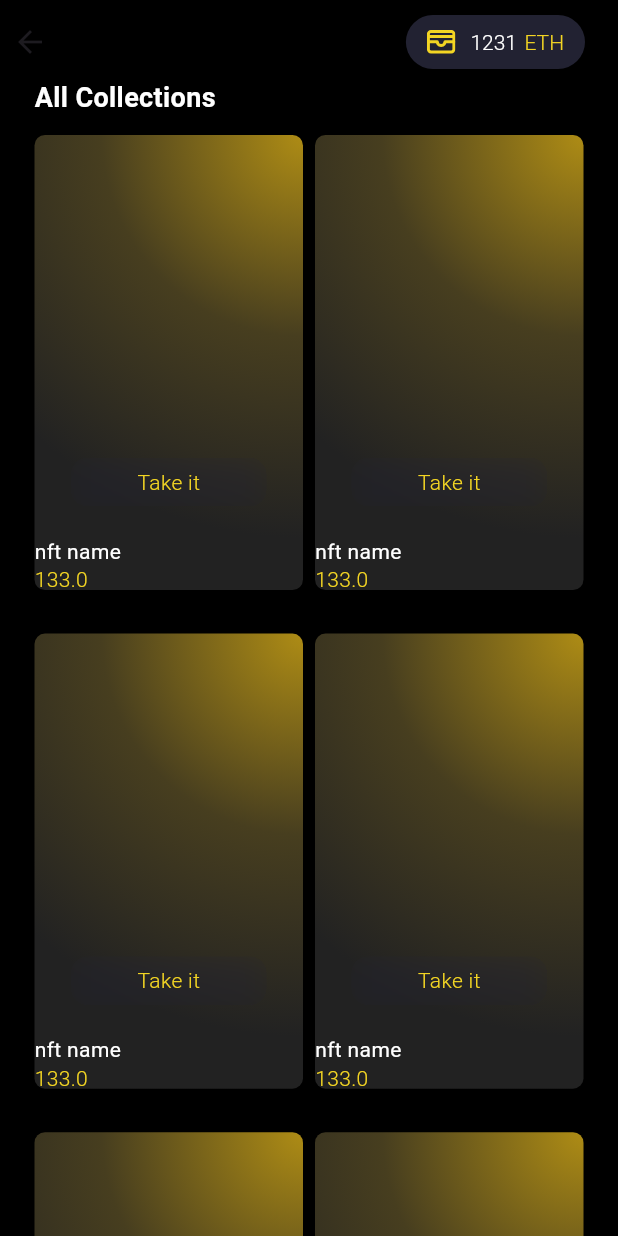
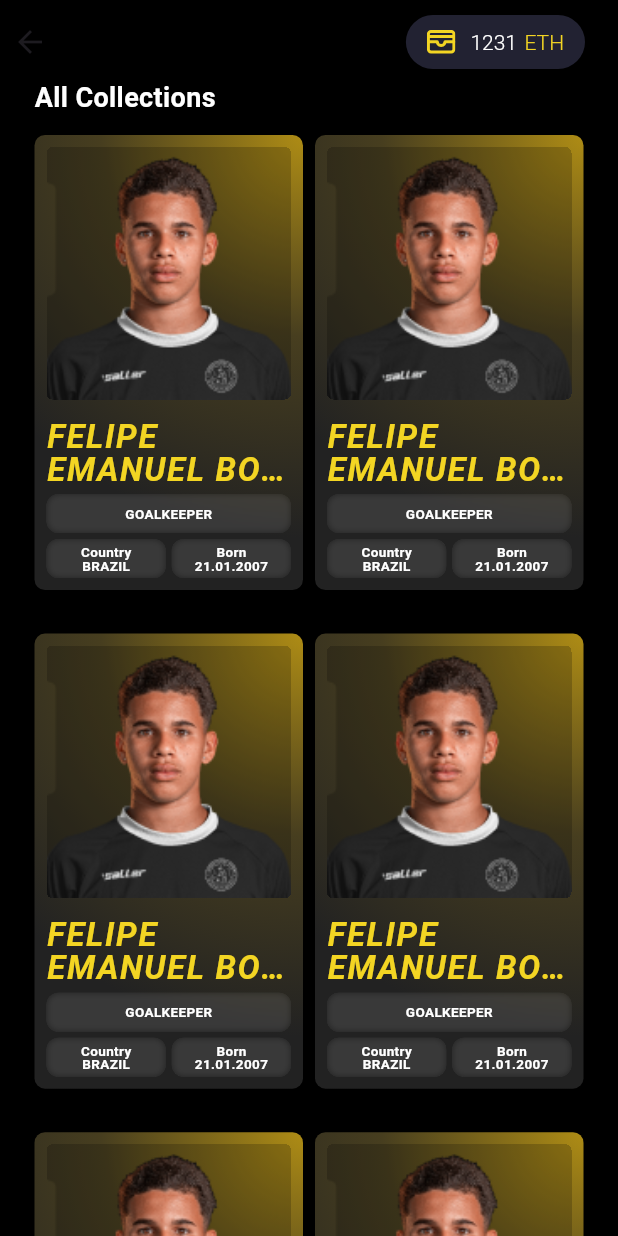
Before and after one commit to Jason1258t/BCSports-mobile, a Flutter app: the MarketScreen screen opened by its route, on a phone screen of 412 x 824 dp. Run offline on Flutter 3.47's test engine with Material 3 defaults, Android fonts, the phone set to English and light mode, and no system bars; our stand-ins replace bloc, firebase_auth, firebase_core, flutter_bloc, flutter_svg, flutter_switch and 4 more; missing offline and left inert: dart:ffi; accounts and stored records are empty; network calls fail; Roboto replaces fonts that are missing (Geologica).

Commit message:
CREATED new nft footbal cards

```diff
--- a/lib/features/market/ui/widgets/nft_card.dart
+++ b/lib/features/market/ui/widgets/nft_card.dart
@@ -19,44 +19,20 @@ class MarketNftCardState extends State<MarketNftCard> {
   @override
   Widget build(BuildContext context) {
     return Container(
+      padding: const EdgeInsets.all(8),
       decoration: BoxDecoration(
-        borderRadius: BorderRadius.circular(7),
-        gradient: AppGradients.orange
-      ),
+          borderRadius: BorderRadius.circular(7),
+          gradient: AppGradients.orange),
       child: Column(
         crossAxisAlignment: CrossAxisAlignment.start,
         children: [
           Expanded(
             child: Container(
               clipBehavior: Clip.hardEdge,
-              decoration:
-                  BoxDecoration(borderRadius: BorderRadius.circular(11)),
-              child: Stack(
-                alignment: Alignment.center,
-                children: [
-
-                  Positioned(
-                    bottom: 10,
-                    child: Container(
-                      clipBehavior: Clip.hardEdge,
-                      height: 32,
-                      width: 130,
-                      decoration: BoxDecoration(
-                        color: AppColors.black_222232.withOpacity(0.4),
-                        borderRadius: BorderRadius.circular(11),
-                      ),
-                      alignment: Alignment.center,
-                      child: BackdropFilter(
-                        filter: ImageFilter.blur(sigmaX: 10.0, sigmaY: 10.0),
-                        child: Text(
-                          "Take it",
-                          style: AppFonts.font14w500
-                              .copyWith(color: AppColors.yellow_F3D523),
-                        ),
-                      ),
-                    ),
-                  )
-                ],
+              decoration: BoxDecoration(borderRadius: BorderRadius.circular(4)),
+              child: Image.asset(
+                "assets/images/photo.png",
+                fit: BoxFit.cover,
               ),
             ),
           ),
@@ -64,15 +40,97 @@ class MarketNftCardState extends State<MarketNftCard> {
             height: 13,
           ),
           Text(
-            widget.nft.name,
-            style: AppFonts.font14w400.copyWith(color: AppColors.white),
+            widget.nft.name.toUpperCase(),
+            maxLines: 2,
+            overflow: TextOverflow.ellipsis,
+            style: AppFonts.font22w800ItalicAS
+                .copyWith(color: AppColors.yellow_F3D523, letterSpacing: 1),
           ),
           const SizedBox(
-            height: 5,
+            height: 6,
           ),
-          Text(
-            widget.nft.price.toString(),
-            style: AppFonts.font14w500.copyWith(color: AppColors.yellow_F3D523),
+          Container(
+            margin: EdgeInsets.only(bottom: 4),
+            clipBehavior: Clip.hardEdge,
+            height: 26,
+            decoration: BoxDecoration(
+                color: AppColors.white.withOpacity(0.1),
+                borderRadius: BorderRadius.circular(8)),
+            alignment: Alignment.center,
+            child: BackdropFilter(
+                filter: ImageFilter.blur(sigmaX: 2, sigmaY: 2),
+                child: Text(
+                  "goalkeeper".toUpperCase(),
+                  style: AppFonts.font9w600.copyWith(color: AppColors.white),
+                )),
+          ),
+          Row(
+            mainAxisAlignment: MainAxisAlignment.spaceBetween,
+            children: [
+              Expanded(
+                flex: 1,
+                child: Container(
+                  height: 26,
+                  clipBehavior: Clip.hardEdge,
+                  decoration: BoxDecoration(
+                      color: AppColors.white.withOpacity(0.1),
+                      borderRadius: BorderRadius.circular(8)),
+                  alignment: Alignment.center,
+                  child: BackdropFilter(
+                      filter: ImageFilter.blur(sigmaX: 2, sigmaY: 2),
+                      child: Column(
+                        mainAxisAlignment: MainAxisAlignment.center,
+                        children: [
+                          Text(
+                            "Country",
+                            overflow: TextOverflow.ellipsis,
+                            style: AppFonts.font9w600
+                                .copyWith(color: AppColors.white),
+                          ),
+                          Text(
+                            "Brazil".toUpperCase(),
+                            overflow: TextOverflow.ellipsis,
+                            style: AppFonts.font9w600
+                                .copyWith(color: AppColors.white),
+                          ),
+                        ],
+                      )),
+                ),
+              ),
+              const SizedBox(
+                width: 4,
+              ),
+              Expanded(
+                flex: 1,
+                child: Container(
+                  height: 26,
+                  clipBehavior: Clip.hardEdge,
+                  decoration: BoxDecoration(
+                      color: AppColors.white.withOpacity(0.1),
+                      borderRadius: BorderRadius.circular(8)),
+                  alignment: Alignment.center,
+                  child: BackdropFilter(
+                      filter: ImageFilter.blur(sigmaX: 2, sigmaY: 2),
+                      child: Column(
+                        mainAxisAlignment: MainAxisAlignment.center,
+                        children: [
+                          Text(
+                            "Born",
+                            overflow: TextOverflow.ellipsis,
+                            style: AppFonts.font9w600
+                                .copyWith(color: AppColors.white),
+                          ),
+                          Text(
+                            "21.01.2007".toUpperCase(),
+                            overflow: TextOverflow.ellipsis,
+                            style: AppFonts.font9w600
+                                .copyWith(color: AppColors.white),
+                          ),
+                        ],
+                      )),
+                ),
+              ),
+            ],
           )
         ],
       ),
--- a/lib/models/market/nft_model.dart
+++ b/lib/models/market/nft_model.dart
@@ -8,6 +8,6 @@ class NftModel {
   static NftModel fish = NftModel(
       imagePath:
           "https://cdn.finam.ru/images/publications/1482315/NFT_obezyana_s_sajta_Sothebys_6b56ec21a7.jpg",
-      name: "nft name",
+      name: "Felipe Emanuel Borges dos Santos",
       price: 133);
 }
--- a/lib/utils/fonts.dart
+++ b/lib/utils/fonts.dart
@@ -5,6 +5,17 @@ import 'package:google_fonts/google_fonts.dart';
 class AppFonts {
   static final TextStyle _font =
       GoogleFonts.geologica(color: Colors.white, height: 1);
+
+  static final TextStyle _fontAS =
+      GoogleFonts.alumniSans(color: Colors.white, height: 1);
+
+  static final font22w800ItalicAS = _fontAS.copyWith(
+      fontSize: 22, fontWeight: FontWeight.bold, fontStyle: FontStyle.italic);
+
+  static final font9w600 = _font.copyWith(
+    fontSize: 9,
+    fontWeight: FontWeight.w600
+  );
 
   static final font12w400 =
       _font.copyWith(fontSize: 12, fontWeight: FontWeight.w400);
--- a/pubspec.yaml
+++ b/pubspec.yaml
@@ -39,6 +39,7 @@ flutter:
   assets:
     - assets/images/onboarding/
     - assets/images/profile/
+    - assets/images/
     - assets/icons/
 
   # fonts:
```
Also changed, not shown: assets/images/photo.png (added).
